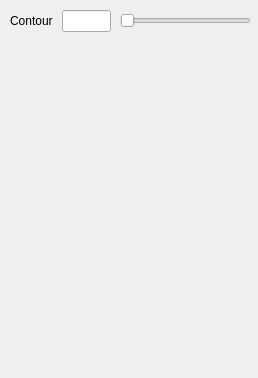
First picture: the form in src/mafPluginVTK/mafPipeVisualIsoSurface.ui, repository tartarini/MAF3, before the edit.
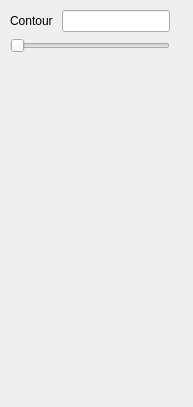
Second picture: the form after the edit.

Commit message: modified iso surface gui

What changed in the file:
```diff
--- a/src/mafPluginVTK/mafPipeVisualIsoSurface.ui
+++ b/src/mafPluginVTK/mafPipeVisualIsoSurface.ui
@@ -6,26 +6,48 @@
    <rect>
     <x>0</x>
     <y>0</y>
-    <width>258</width>
-    <height>378</height>
+    <width>193</width>
+    <height>407</height>
    </rect>
   </property>
   <property name="windowTitle">
    <string>Form</string>
   </property>
+  <widget class="QWidget" name="verticalLayoutWidget">
+   <property name="geometry">
+    <rect>
+     <x>10</x>
+     <y>90</y>
+     <width>161</width>
+     <height>281</height>
+    </rect>
+   </property>
+   <layout class="QVBoxLayout" name="verticalLayout">
+    <item>
+     <spacer name="verticalSpacer">
+      <property name="orientation">
+       <enum>Qt::Vertical</enum>
+      </property>
+      <property name="sizeHint" stdset="0">
+       <size>
+        <width>20</width>
+        <height>40</height>
+       </size>
+      </property>
+     </spacer>
+    </item>
+   </layout>
+  </widget>
   <widget class="QWidget" name="formLayoutWidget">
    <property name="geometry">
     <rect>
      <x>10</x>
      <y>10</y>
-     <width>101</width>
-     <height>22</height>
+     <width>160</width>
+     <height>61</height>
     </rect>
    </property>
    <layout class="QFormLayout" name="formLayout">
-    <property name="fieldGrowthPolicy">
-     <enum>QFormLayout::AllNonFixedFieldsGrow</enum>
-    </property>
     <item row="0" column="0">
      <widget class="QLabel" name="contourLabel">
       <property name="text">
@@ -40,19 +62,7 @@
       </property>
      </widget>
     </item>
-   </layout>
-  </widget>
-  <widget class="QWidget" name="horizontalLayoutWidget">
-   <property name="geometry">
-    <rect>
-     <x>120</x>
-     <y>0</y>
-     <width>131</width>
-     <height>41</height>
-    </rect>
-   </property>
-   <layout class="QHBoxLayout" name="horizontalLayout_2">
-    <item>
+    <item row="1" column="0" colspan="2">
      <widget class="QSlider" name="contourValueSlider">
       <property name="orientation">
        <enum>Qt::Horizontal</enum>
@@ -61,31 +71,6 @@
     </item>
    </layout>
   </widget>
-  <widget class="QWidget" name="verticalLayoutWidget">
-   <property name="geometry">
-    <rect>
-     <x>10</x>
-     <y>50</y>
-     <width>241</width>
-     <height>321</height>
-    </rect>
-   </property>
-   <layout class="QVBoxLayout" name="verticalLayout">
-    <item>
-     <spacer name="verticalSpacer">
-      <property name="orientation">
-       <enum>Qt::Vertical</enum>
-      </property>
-      <property name="sizeHint" stdset="0">
-       <size>
-        <width>20</width>
-        <height>40</height>
-       </size>
-      </property>
-     </spacer>
-    </item>
-   </layout>
-  </widget>
  </widget>
  <resources/>
  <connections/>
```
